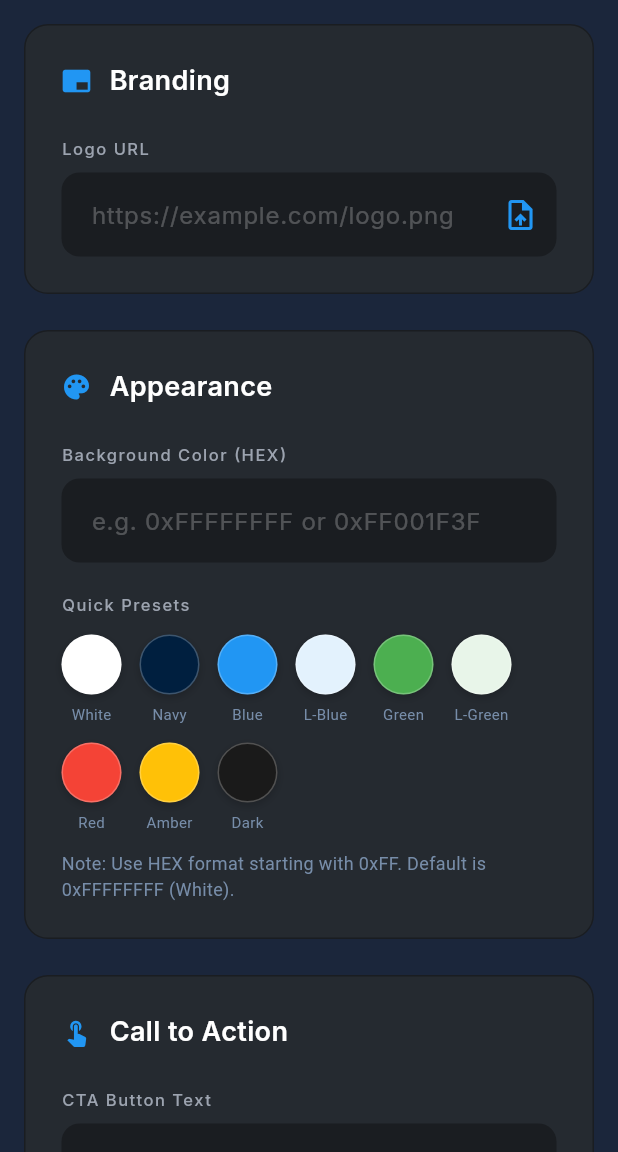
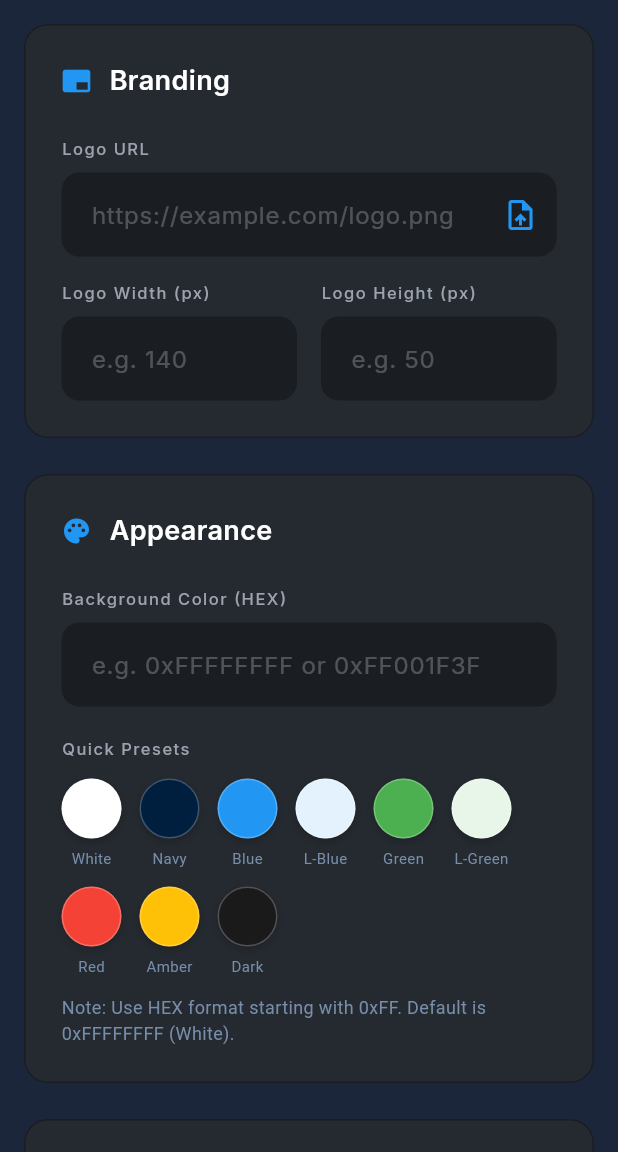
Before and after one commit to yogeshppv123-blip/Fixxev, a Flutter app: the NavbarEditor screen opened by its route, on a phone screen of 412 x 824 dp, the part 84-1236 px from its top. Run offline on Flutter 3.47's test engine with Material 3 defaults, Android fonts, the phone set to English and light mode, and no system bars; our stand-ins replace cloud_firestore, dio, file_picker, firebase_auth, fl_chart, flutter_colorpicker and 6 more; missing offline and left inert: dart:html; accounts and stored records are empty; network calls fail.

Commit message:
Final: Added Navbar Logo sizing controls and fixed large image upload errors

```diff
--- a/admin/lib/screens/pages/navbar_editor.dart
+++ b/admin/lib/screens/pages/navbar_editor.dart
@@ -19,6 +19,8 @@ class _NavbarEditorState extends State<NavbarEditor> {
 
   // Controllers
   final _logoUrlController = TextEditingController();
+  final _logoWidthController = TextEditingController();
+  final _logoHeightController = TextEditingController();
   final _bgColorController = TextEditingController();
   final _ctaTextController = TextEditingController();
 
@@ -35,6 +37,8 @@ class _NavbarEditorState extends State<NavbarEditor> {
 
       setState(() {
         _logoUrlController.text = content['logoUrl'] ?? '';
+        _logoWidthController.text = content['logoWidth']?.toString() ?? '140';
+        _logoHeightController.text = content['logoHeight']?.toString() ?? '50';
         _bgColorController.text = content['bgColor'] ?? '0xFFFFFFFF'; // Default White
         _ctaTextController.text = content['ctaText'] ?? 'GET A QUOTE';
         _isLoading = false;
@@ -51,6 +55,8 @@ class _NavbarEditorState extends State<NavbarEditor> {
     try {
       final content = {
         'logoUrl': _logoUrlController.text,
+        'logoWidth': _logoWidthController.text,
+        'logoHeight': _logoHeightController.text,
         'bgColor': _bgColorController.text,
         'ctaText': _ctaTextController.text,
       };
@@ -186,6 +192,14 @@ class _NavbarEditorState extends State<NavbarEditor> {
                           icon: Icons.branding_watermark,
                           children: [
                             _buildTextField('Logo URL', _logoUrlController, isImage: true, hint: 'https://example.com/logo.png'),
+                            const SizedBox(height: 16),
+                            Row(
+                              children: [
+                                Expanded(child: _buildTextField('Logo Width (px)', _logoWidthController, hint: 'e.g. 140')),
+                                const SizedBox(width: 16),
+                                Expanded(child: _buildTextField('Logo Height (px)', _logoHeightController, hint: 'e.g. 50')),
+                              ],
+                            ),
                           ],
                         ),
                         const SizedBox(height: 24),
--- a/lib/widgets/custom_app_bar.dart
+++ b/lib/widgets/custom_app_bar.dart
@@ -201,11 +201,13 @@ class _CustomAppBarState extends State<CustomAppBar> {
 
   Widget _buildLogo(bool isLight) {
     final logoUrl = _navbarData['logoUrl'] as String?;
+    final double? width = double.tryParse(_navbarData['logoWidth']?.toString() ?? '140');
+    final double? height = double.tryParse(_navbarData['logoHeight']?.toString() ?? '50');
 
     return Container(
-      height: 55,
+      height: height ?? 55,
       padding: const EdgeInsets.symmetric(vertical: 4),
-      constraints: const BoxConstraints(maxWidth: 180),
+      constraints: BoxConstraints(maxWidth: width ?? 180),
       child: Image.network(
         (logoUrl != null && logoUrl.isNotEmpty) ? logoUrl : 'logo.png',
         fit: BoxFit.contain,
@@ -410,8 +412,8 @@ class _MobileDrawerState extends State<MobileDrawer> {
                 child: Row(
                   children: [
                     Container(
-                      height: 50,
-                      constraints: const BoxConstraints(maxWidth: 160),
+                      height: double.tryParse(_navbarData['logoHeight']?.toString() ?? '50'),
+                      constraints: BoxConstraints(maxWidth: double.tryParse(_navbarData['logoWidth']?.toString() ?? '160') ?? 160),
                       child: Image.network(
                         (logoUrl != null && logoUrl.isNotEmpty) ? logoUrl : 'logo.png',
                         fit: BoxFit.contain,
```
Also changed, not shown: 2 other files.
